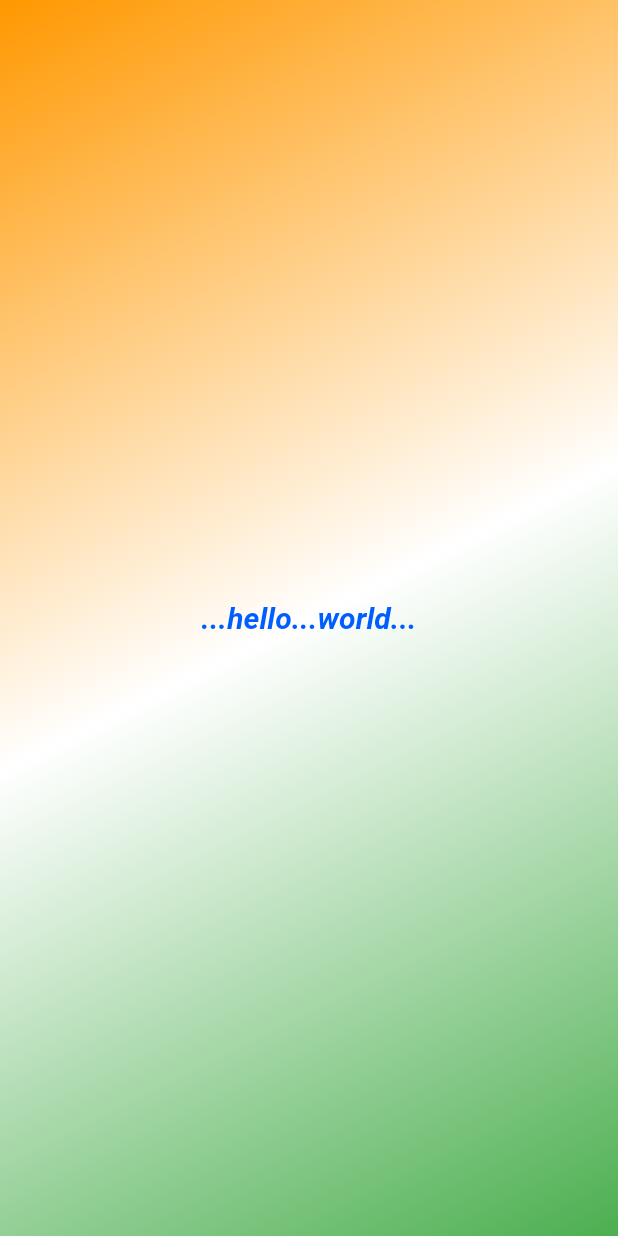
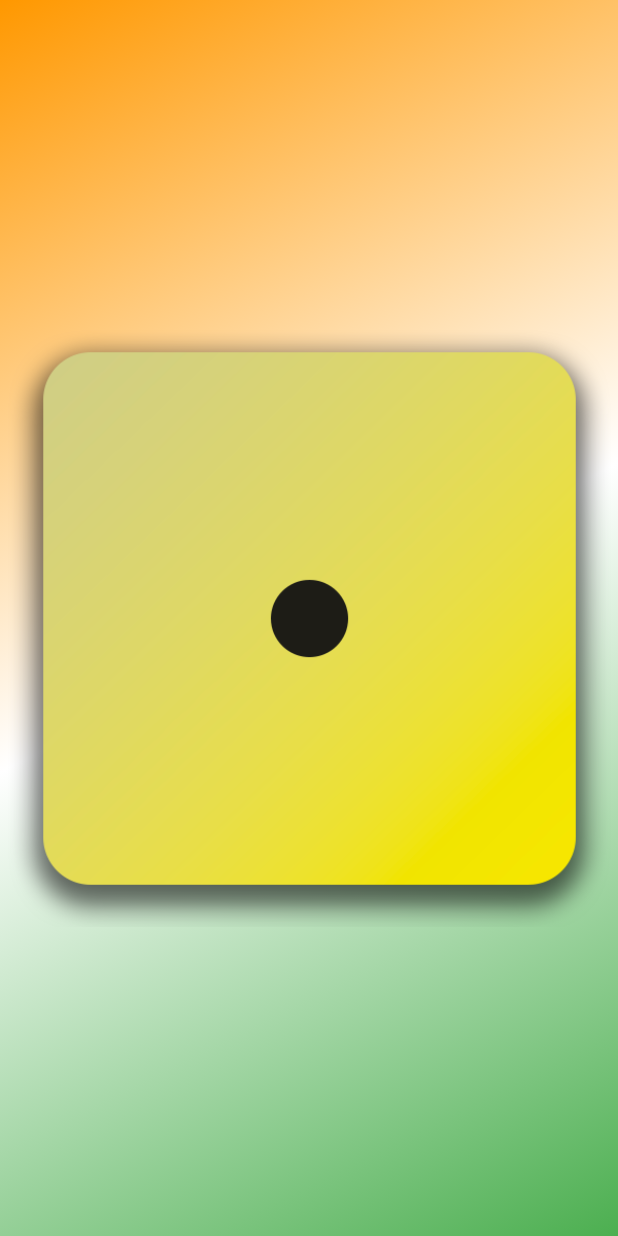
Before and after one commit to yashraj9922/roll_dice_app, a Flutter app: the screen it shows after launch, on a phone screen of 412 x 824 dp. Run offline on Flutter 3.47's test engine with Material 2 defaults, Android fonts, the phone set to English and light mode, and no system bars.

```diff
--- a/lib/gradient_container.dart
+++ b/lib/gradient_container.dart
@@ -29,8 +29,9 @@ class GradientContainer extends StatelessWidget {
           end: endAlignment,
         ),
       ),
-      child: const Center(
-        child: StyledText("...hello...world..."),
+      child: /*const*/ Center(
+        // child: StyledText("...hello...world..."),
+        child: Image.asset('dice-images/dice-1.png'),
       ),
     );
   }
--- a/lib/main.dart
+++ b/lib/main.dart
@@ -4,13 +4,17 @@ import 'package:roll_dice_app/gradient_container.dart';
 void main() {
   runApp(
     const MaterialApp(
+      debugShowCheckedModeBanner: false,
       // const keyword help Dart to optimize runtime performance
       //when same widget with same data is used for multiple time in an app...it will use sam existing memory location
       // Avoiding duplication of memory hence making App more efficicent and fast
       home: Scaffold(
         // backgroundColor: Color.fromARGB(255, 250, 209, 57),
-        body:
-            GradientContainer(colors: [Colors.orange, Colors.white,Colors.green]), //this calls the constructor function of the usr defined class
+        body: GradientContainer(colors: [
+          Colors.orange,
+          Colors.white,
+          Colors.green
+        ]), //this calls the constructor function of the usr defined class
       ),
     ),
   );
--- a/lib/style_text.dart
+++ b/lib/style_text.dart
@@ -7,7 +7,8 @@ class StyledText extends StatelessWidget {
   final String text;
   @override
   Widget build(context) {
-    return Text(text,
+    return Text(
+      text,
       style: const TextStyle(
         color: Color.fromARGB(255, 0, 94, 255),
         fontSize: 20,
```
Also changed, not shown: pubspec.yaml (+7 -2 lines), dice-images/dice-1.png (added), dice-images/dice-2.png (added), dice-images/dice-3.png (added), dice-images/dice-4.png (added), dice-images/dice-5.png (added), dice-images/dice-6.png (added).
